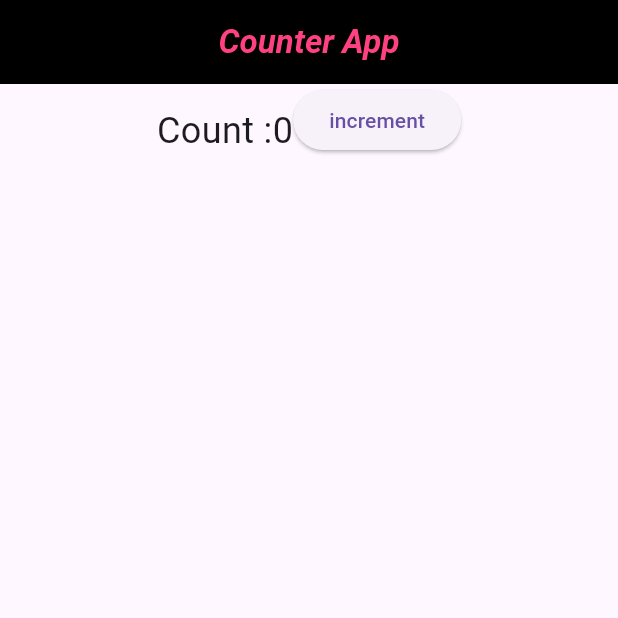
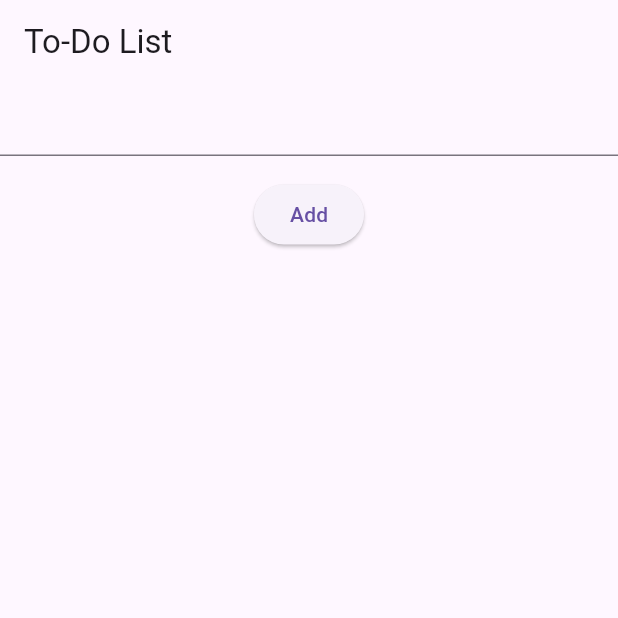
Before and after one commit to Dsp2810/flutter-dev, a Flutter app: the screen it shows after launch, on a phone screen of 412 x 824 dp, the top half of it. Run offline on Flutter 3.47's test engine with Material 3 defaults, Android fonts, the phone set to English and light mode, and no system bars.

Commit message:
todays work done

```diff
--- a/PROJECTS/shoping/shoping_cart_app/lib/main.dart
+++ b/PROJECTS/shoping/shoping_cart_app/lib/main.dart
@@ -264,64 +264,241 @@
 //   }
 // }
 
+// import 'package:flutter/material.dart';
+
+// void main() => runApp(Myapp());
+
+// class Myapp extends StatelessWidget {
+//   @override
+//   Widget build(BuildContext contex) {
+//     return MaterialApp(
+//       title: "StateFull App",
+//       home: Counterpage(),
+//       debugShowCheckedModeBanner: false,
+//     );
+//   }
+// }
+
+// class Counterpage extends StatefulWidget {
+//   @override
+//   _counterpagestate createState() => _counterpagestate();
+// }
+
+// class _counterpagestate extends State<Counterpage> {
+//   int cnt = 0;
+//   void increment() {
+//     setState(() {
+//       cnt++;
+//     });
+//   }
+
+//   @override
+//   Widget build(BuildContext contex) {
+//     return Scaffold(
+//       appBar: AppBar(
+//         title: Text(
+//           "Counter App",
+//           style: TextStyle(
+//             fontStyle: FontStyle.italic,
+//             fontWeight: FontWeight.bold,
+//             color: Colors.pinkAccent,
+//           ),
+//         ),
+//         backgroundColor: Colors.black,
+//         centerTitle: true,
+//       ),
+//       body: Center(
+//         child: Row(
+//           mainAxisAlignment: MainAxisAlignment.spaceEvenly,
+//           // crossAxisAlignment: CrossAxisAlignment.end,
+//           // crossAxisAlignment: CrossAxisAlignment.center,
+//           children: [
+//             Text("Count :$cnt", style: TextStyle(fontSize: 24)),
+//             ElevatedButton(onPressed: increment, child: Text("increment")),
+//           ],
+//         ),
+//       ),
+
+//       // floatingActionButton: FloatingActionButton(
+//       //   onPressed: increment,
+//       //   // child: Icon(Icons.add),
+//       //   child: Text("Increment the value", style: TextStyle(fontSize: 15)),
+//       // ),
+//     );
+//   }
+// }
+
+// import 'dart:async';
+
+// import 'package:flutter/material.dart';
+
+// void main() => runApp(Myapp());
+
+// class Myapp extends StatelessWidget {
+//   @override
+//   Widget build(BuildContext context) {
+//     // TODO: implement build
+//     return MaterialApp(
+//       title: "Here the app",
+//       debugShowCheckedModeBanner: false,
+//       home: csclass(),
+//     );
+//   }
+// }
+
+// class csclass extends StatefulWidget {
+//   const csclass({super.key});
+
+//   @override
+//   _counterScreen createState() => _counterScreen();
+// }
+
+// class _counterScreen extends State<csclass> {
+//   // int cnt = 0;
+//   // Timer? _timer;
+//   // @override
+//   // void initState() {
+//   //   super.initState();
+//   //   print("Initiated State");
+//   //   _timer = Timer.periodic(Duration(seconds: 10), (timer) {
+//   //     setState(() {
+//   //       cnt++;
+//   //     });
+//   //   });
+//   // }
+//   bool ison = false;
+
+//   @override
+//   Widget build(BuildContext contex) {
+//     // return
+//     return Scaffold(
+//       appBar: AppBar(
+//         title: Text(
+//           "Here is the Stateful widget",
+//           style: TextStyle(
+//             fontSize: 25,
+//             fontStyle: FontStyle.italic,
+//             fontWeight: FontWeight.bold,
+//             color: Colors.black,
+//           ),
+//         ),
+//       ),
+//       body: Center(
+//         child: Switch(
+//           value: ison,
+//           activeColor: Colors.redAccent,
+//           inactiveThumbColor: Colors.greenAccent,
+//           inactiveTrackColor: Colors.pinkAccent,
+//           onChanged: (value) {
+//             setState(() {
+//               ison = value;
+//             });
+//           },
+//         ),
+//       ),
+//     );
+//   }
+// }
+//     //     centerTitle: true,
+//     //     backgroundColor: Colors.purple,
+//     //   ),
+//     //   body: Center(child: Text("Count $cnt", style: TextStyle(fontSize: 30))),
+//     //   floatingActionButton: FloatingActionButton(
+//     //     onPressed: () {
+//     //       setState(() {
+//     //         cnt++;
+//     //       });
+//     //     },
+//     //     child: Icon(Icons.add),
+//     //   ),
+//     // );
+
+//   // @override
+//   // void dispose() {
+//   //   print("Dispose is called");
+//   //   _timer?.cancel();
+//   //   super.dispose();
+//   // }
+
+// now making the toDo app using the AnimatedList
+
 import 'package:flutter/material.dart';
 
-void main() => runApp(Myapp());
+void main() => runApp(x());
 
-class Myapp extends StatelessWidget {
+class x extends StatelessWidget {
   @override
-  Widget build(BuildContext contex) {
+  Widget build(BuildContext context) {
+    // TODO: implement build
     return MaterialApp(
-      title: "StateFull App",
-      home: Counterpage(),
+      title: "The To do app",
       debugShowCheckedModeBanner: false,
+      home: TodoApp(),
     );
   }
 }
 
-class Counterpage extends StatefulWidget {
+class TodoApp extends StatefulWidget {
   @override
-  _counterpagestate createState() => _counterpagestate();
+  _TodoAppState createState() => _TodoAppState();
 }
 
-class _counterpagestate extends State<Counterpage> {
-  int cnt = 0;
-  void increment() {
+class _TodoAppState extends State<TodoApp> {
+  final List<String> _todos = [];
+  final TextEditingController _controller = TextEditingController();
+
+  @override
+  void dispose() {
+    _controller.dispose();
+    super.dispose();
+  }
+
+  void _addTodo() {
     setState(() {
-      cnt++;
+      _todos.add(_controller.text);
+      _controller.clear();
+    });
+  }
+
+  void _removeTodo(int index) {
+    setState(() {
+      _todos.removeAt(index);
     });
   }
 
   @override
-  Widget build(BuildContext contex) {
+  Widget build(BuildContext context) {
     return Scaffold(
-      appBar: AppBar(
-        title: Text(
-          "Counter App",
-          style: TextStyle(
-            fontStyle: FontStyle.italic,
-            fontWeight: FontWeight.bold,
-            color: Colors.pinkAccent,
+      appBar: AppBar(title: Text("To-Do List")),
+      body: Column(
+        children: [
+          TextField(controller: _controller),
+          SizedBox(height: 15),
+          ElevatedButton(onPressed: _addTodo, child: Text("Add")),
+          Expanded(
+            child: ListView.builder(
+              itemCount: _todos.length,
+              itemBuilder: (context, index) => ListTile(
+                // leading: Text("$index .", style: TextStyle()),
+                title: Row(
+                  children: [
+                    Text(
+                      "${index+1}. ",
+                      style: TextStyle(fontWeight: FontWeight.bold),
+                    ),
+                    SizedBox(width: 5),
+                    Expanded(child: Text(_todos[index])),
+                  ],
+                ),
+                trailing: IconButton(
+                  icon: Icon(Icons.delete),
+                  onPressed: () => _removeTodo(index),
+                ),
+              ),
+            ),
           ),
-        ),
-        backgroundColor: Colors.black,
-        centerTitle: true,
-      ),
-      body: Row(
-        mainAxisAlignment: MainAxisAlignment.center,
-        crossAxisAlignment: CrossAxisAlignment.end,
-        // crossAxisAlignment: CrossAxisAlignment.center,
-        children: [
-          Text("Count :$cnt", style: TextStyle(fontSize: 24)),
-          ElevatedButton(onPressed: increment, child: Text("increment")),
         ],
       ),
-
-      // floatingActionButton: FloatingActionButton(
-      //   onPressed: increment,
-      //   // child: Icon(Icons.add),
-      //   child: Text("Increment the value", style: TextStyle(fontSize: 15)),
-      // ),
     );
   }
 }
```
Also changed, not shown: PROGRAMING/Screenshot 2025-07-18 190007.png (added), PROGRAMING/Screenshot 2025-07-19 111332.png (added), PROGRAMING/Screenshot 2025-07-19 115740.png (added), PROGRAMING/Screenshot 2025-07-19 120956.png (added), PROGRAMING/Screenshot 2025-07-19 121112.png (added).
